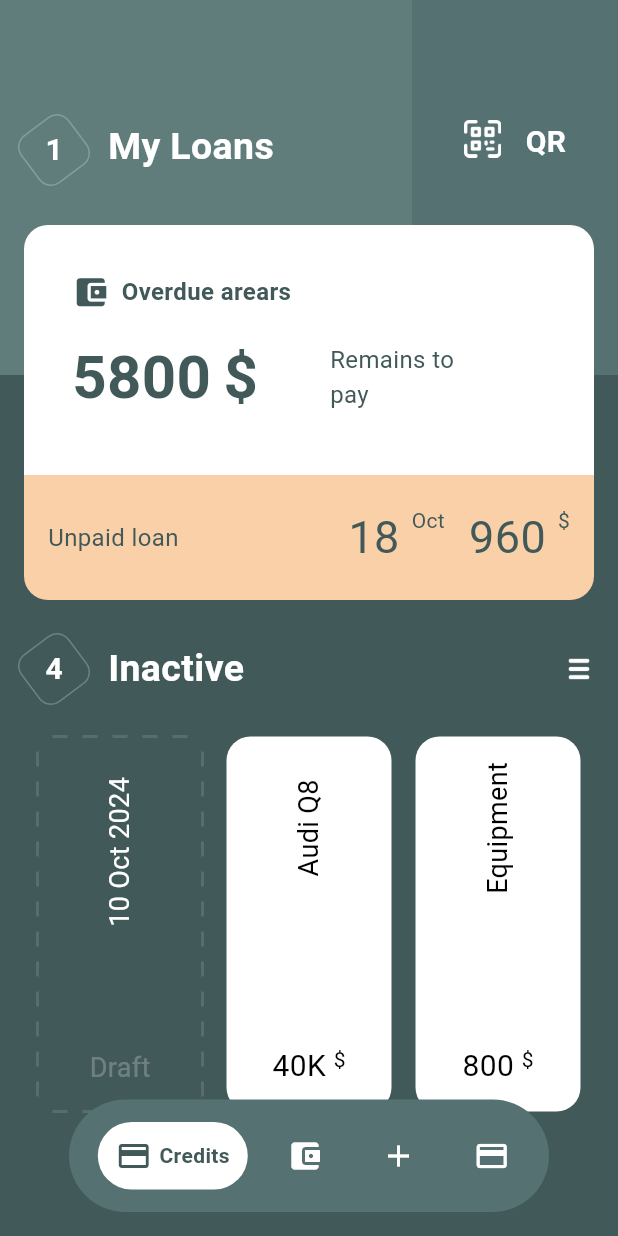
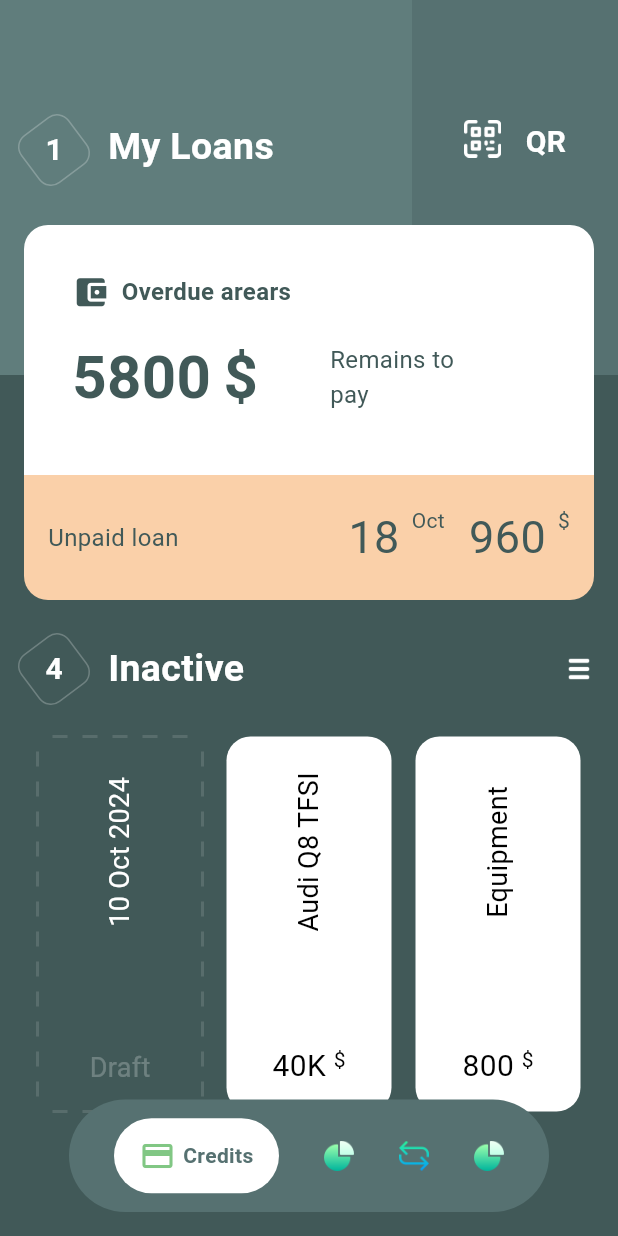
Before and after one commit to tusharhow/Credit-App, a Flutter app: the screen it shows after launch, on a phone screen of 412 x 824 dp. Run offline on Flutter 3.47's test engine with Material 3 defaults, Android fonts, the phone set to English and light mode, and no system bars.

Commit message:
Bottom nav icons added

```diff
--- a/lib/components/bottom_nav_bar.dart
+++ b/lib/components/bottom_nav_bar.dart
@@ -16,27 +16,27 @@ class BottomNavBar extends StatelessWidget {
       child: Row(
         mainAxisAlignment: MainAxisAlignment.spaceEvenly,
         children: [
-          Padding(
-            padding: const EdgeInsets.only(left: 5),
-            child: Container(
-              width: 100,
-              height: 45,
-              decoration: BoxDecoration(
-                color: Colors.white,
-                borderRadius: BorderRadius.circular(50),
-              ),
-              child: const Row(
+          Container(
+            width: 110,
+            height: 50,
+            decoration: BoxDecoration(
+              color: Colors.white,
+              borderRadius: BorderRadius.circular(50),
+            ),
+            child: Padding(
+              padding: const EdgeInsets.all(8.0),
+              child: Row(
                 mainAxisAlignment: MainAxisAlignment.center,
                 children: [
                   Icon(
                     Icons.credit_card,
-                    color: primaryColor,
+                    color: Colors.green.withOpacity(0.7),
                   ),
-                  SizedBox(width: 5),
-                  Text(
+                  const SizedBox(width: 5),
+                  const Text(
                     'Credits',
                     style: TextStyle(
-                      color: primaryColor,
+                      color: secondaryColor,
                       fontWeight: FontWeight.bold,
                     ),
                   ),
@@ -44,26 +44,20 @@ class BottomNavBar extends StatelessWidget {
               ),
             ),
           ),
-          IconButton(
-            onPressed: () {},
-            icon: const Icon(
-              Icons.account_balance_wallet,
-              color: Colors.white,
-            ),
+          Image.asset(
+            'assets/icons/pie.png',
+            width: 20,
+            height: 20,
           ),
-          IconButton(
-            onPressed: () {},
-            icon: const Icon(
-              Icons.add,
-              color: Colors.white,
-            ),
+          Image.asset(
+            'assets/icons/transfer.png',
+            width: 20,
+            height: 20,
           ),
-          IconButton(
-            onPressed: () {},
-            icon: const Icon(
-              Icons.credit_card,
-              color: Colors.white,
-            ),
+          Image.asset(
+            'assets/icons/pie.png',
+            width: 20,
+            height: 20,
           ),
         ],
       ),
--- a/lib/components/inactive_card.dart
+++ b/lib/components/inactive_card.dart
@@ -1,7 +1,5 @@
 import 'package:flutter/material.dart';
 import 'dart:math' as math;
-
-
 
 class InActiveCard extends StatelessWidget {
   const InActiveCard({
@@ -23,7 +21,7 @@ class InActiveCard extends StatelessWidget {
       child: Column(
         children: [
           const SizedBox(
-            height: 16 * 3,
+            height: 16 * 4,
           ),
           Transform.rotate(
             angle: -math.pi / 2,
--- a/lib/main.dart
+++ b/lib/main.dart
@@ -1,3 +1,4 @@
+import 'package:credit_app/constants/constants.dart';
 import 'package:credit_app/views/home_page.dart';
 import 'package:flutter/material.dart';
 
@@ -11,10 +12,10 @@ class MyApp extends StatelessWidget {
   @override
   Widget build(BuildContext context) {
     return MaterialApp(
-      title: 'Flutter Demo',
+      title: 'Credit App',
       debugShowCheckedModeBanner: false,
       theme: ThemeData(
-        colorScheme: ColorScheme.fromSeed(seedColor: Colors.deepPurple),
+        colorScheme: ColorScheme.fromSeed(seedColor: primaryColor),
         useMaterial3: true,
       ),
       home: const MyHomePage(),
--- a/lib/views/home_page.dart
+++ b/lib/views/home_page.dart
@@ -217,7 +217,7 @@ class MyHomePage extends StatelessWidget {
                             ),
                             const SizedBox(width: 16),
                             const InActiveCard(
-                              title: 'Audi Q8',
+                              title: 'Audi Q8 TFSI',
                               price: '40K',
                             ),
                             const SizedBox(width: 16),
```
Also changed, not shown: assets/icons/credit.png (added), assets/icons/pie.png (added), assets/icons/transfer.png (added), assets/icons/user.png (added).
